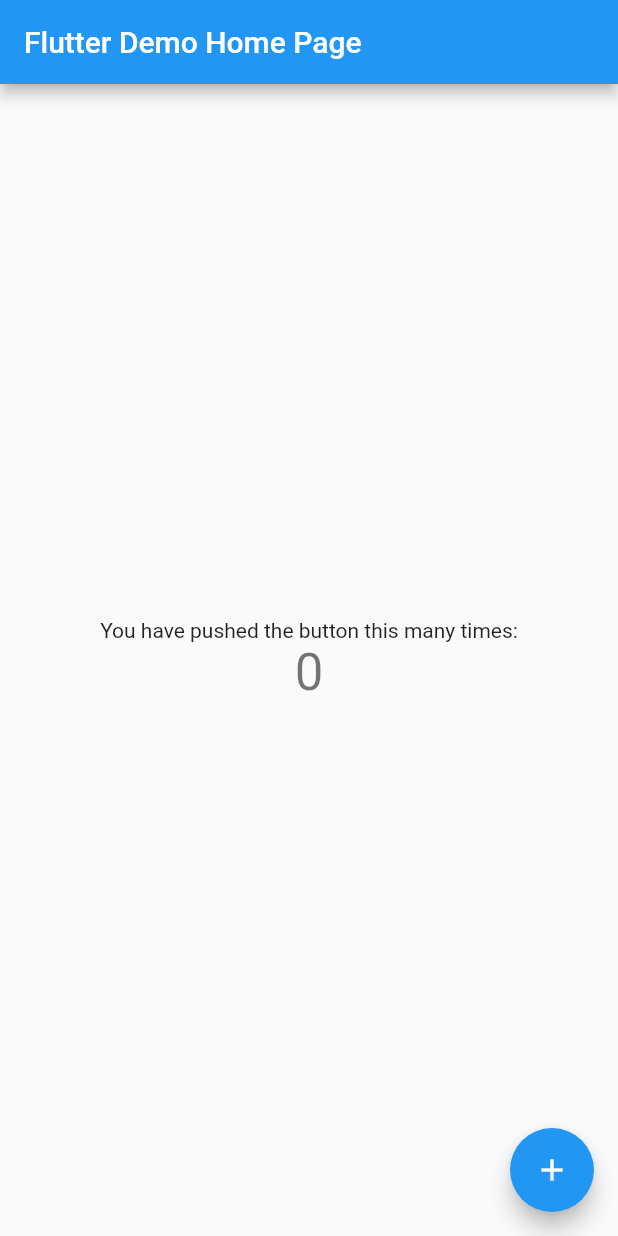
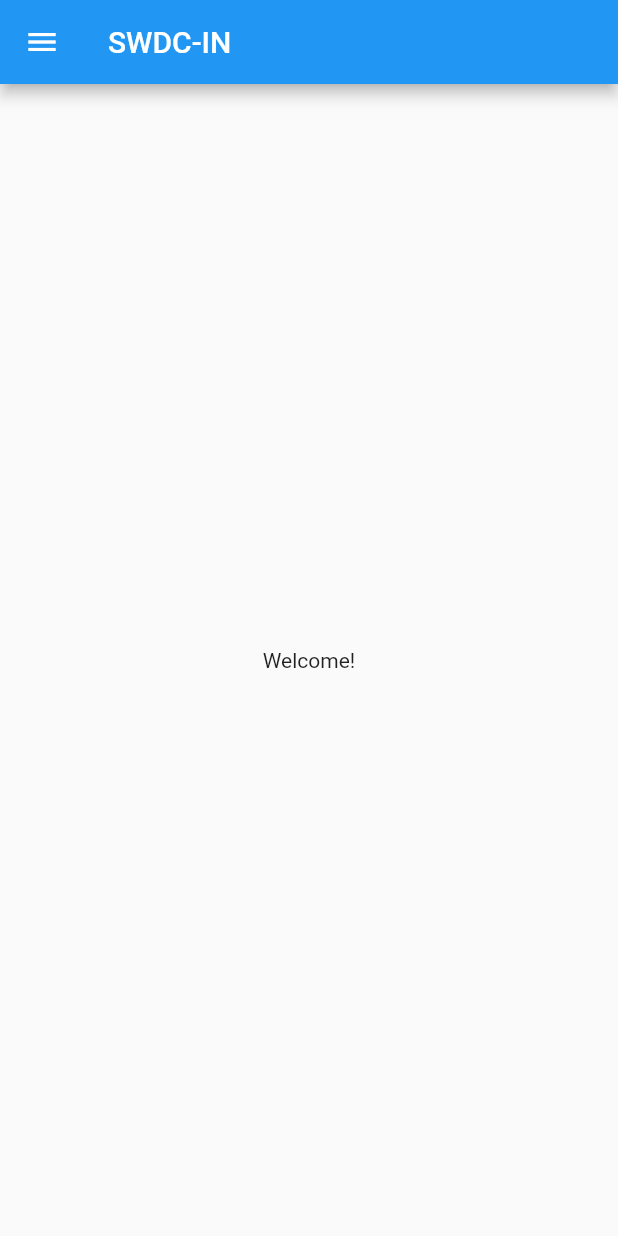
Before and after one commit to Sathyananth/swdc_in, a Flutter app: the screen it shows after launch, on a phone screen of 412 x 824 dp. Run offline on Flutter 3.47's test engine with Material 2 defaults, Android fonts, the phone set to English and light mode, and no system bars.

Commit message:
Basic structure
Basic structure

```diff
--- a/lib/main.dart
+++ b/lib/main.dart
@@ -4,108 +4,76 @@ void main() => runApp(MyApp());
 
 class MyApp extends StatelessWidget {
   // This widget is the root of your application.
+
+  final appTitle = 'SWDC-IN';
+
   @override
   Widget build(BuildContext context) {
     return MaterialApp(
-      title: 'Flutter Demo',
+      title: appTitle,
       theme: ThemeData(
-        // This is the theme of your application.
-        //
-        // Try running your application with "flutter run". You'll see the
-        // application has a blue toolbar. Then, without quitting the app, try
-        // changing the primarySwatch below to Colors.green and then invoke
-        // "hot reload" (press "r" in the console where you ran "flutter run",
-        // or simply save your changes to "hot reload" in a Flutter IDE).
-        // Notice that the counter didn't reset back to zero; the application
-        // is not restarted.
         primarySwatch: Colors.blue,
       ),
-      home: MyHomePage(title: 'Flutter Demo Home Page'),
+      home: MyHomePage(title: appTitle),
     );
   }
 }
 
-class MyHomePage extends StatefulWidget {
-  MyHomePage({Key key, this.title}) : super(key: key);
-
-  // This widget is the home page of your application. It is stateful, meaning
-  // that it has a State object (defined below) that contains fields that affect
-  // how it looks.
-
-  // This class is the configuration for the state. It holds the values (in this
-  // case the title) provided by the parent (in this case the App widget) and
-  // used by the build method of the State. Fields in a Widget subclass are
-  // always marked "final".
+class MyHomePage extends StatelessWidget {
 
   final String title;
 
-  @override
-  _MyHomePageState createState() => _MyHomePageState();
-}
-
-class _MyHomePageState extends State<MyHomePage> {
-  int _counter = 0;
-
-  void _incrementCounter() {
-    setState(() {
-      // This call to setState tells the Flutter framework that something has
-      // changed in this State, which causes it to rerun the build method below
-      // so that the display can reflect the updated values. If we changed
-      // _counter without calling setState(), then the build method would not be
-      // called again, and so nothing would appear to happen.
-      _counter++;
-    });
-  }
+  MyHomePage({Key key, this.title}) : super(key: key);
 
   @override
   Widget build(BuildContext context) {
-    // This method is rerun every time setState is called, for instance as done
-    // by the _incrementCounter method above.
-    //
-    // The Flutter framework has been optimized to make rerunning build methods
-    // fast, so that you can just rebuild anything that needs updating rather
-    // than having to individually change instances of widgets.
     return Scaffold(
-      appBar: AppBar(
-        // Here we take the value from the MyHomePage object that was created by
-        // the App.build method, and use it to set our appbar title.
-        title: Text(widget.title),
-      ),
-      body: Center(
-        // Center is a layout widget. It takes a single child and positions it
-        // in the middle of the parent.
-        child: Column(
-          // Column is also a layout widget. It takes a list of children and
-          // arranges them vertically. By default, it sizes itself to fit its
-          // children horizontally, and tries to be as tall as its parent.
-          //
-          // Invoke "debug painting" (press "p" in the console, choose the
-          // "Toggle Debug Paint" action from the Flutter Inspector in Android
-          // Studio, or the "Toggle Debug Paint" command in Visual Studio Code)
-          // to see the wireframe for each widget.
-          //
-          // Column has various properties to control how it sizes itself and
-          // how it positions its children. Here we use mainAxisAlignment to
-          // center the children vertically; the main axis here is the vertical
-          // axis because Columns are vertical (the cross axis would be
-          // horizontal).
-          mainAxisAlignment: MainAxisAlignment.center,
+      appBar: AppBar(title: Text(title)),
+      body: Center(child: Text('Welcome!')),
+      drawer: Drawer(
+        // Add a ListView to the drawer. This ensures the user can scroll
+        // through the options in the drawer if there isn't enough vertical
+        // space to fit everything.
+        child: ListView(
+          // Important: Remove any padding from the ListView.
+          padding: EdgeInsets.zero,
           children: <Widget>[
-            Text(
-              'You have pushed the button this many times:',
+            DrawerHeader(
+              child: Text('Menu'),
+              decoration: BoxDecoration(
+                color: Colors.green,
+              ),
             ),
-            Text(
-              '$_counter',
-              style: Theme.of(context).textTheme.display1,
+            ListTile(
+              title: Text('Rest Room'),
+              onTap: () {
+                // Update the state of the app
+                // ...
+                // Then close the drawer
+                Navigator.pop(context);
+              },
+            ),
+            ListTile(
+              title: Text('Car Parking'),
+              onTap: () {
+                // Update the state of the app
+                // ...
+                // Then close the drawer
+                Navigator.pop(context);
+              },
+            ),
+            ListTile(
+              title: Text('About'),
+              onTap: () {
+                // Update the state of the app
+                // ...
+                // Then close the drawer
+                Navigator.pop(context);
+              },
             ),
           ],
         ),
       ),
-      floatingActionButton: FloatingActionButton(
-        onPressed: _incrementCounter,
-        tooltip: 'Increment',
-        child: Icon(Icons.add),
-      ), // This trailing comma makes auto-formatting nicer for build methods.
     );
   }
 }
```
Also changed, not shown: lib/pages/home.dart (added), lib/pages/login.dart (added).
